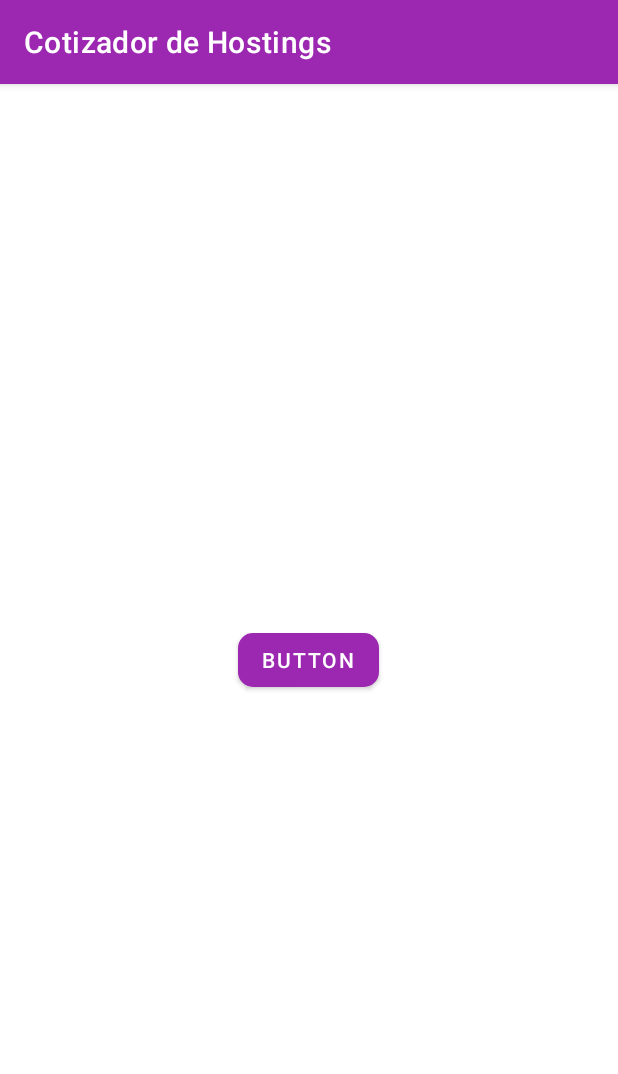
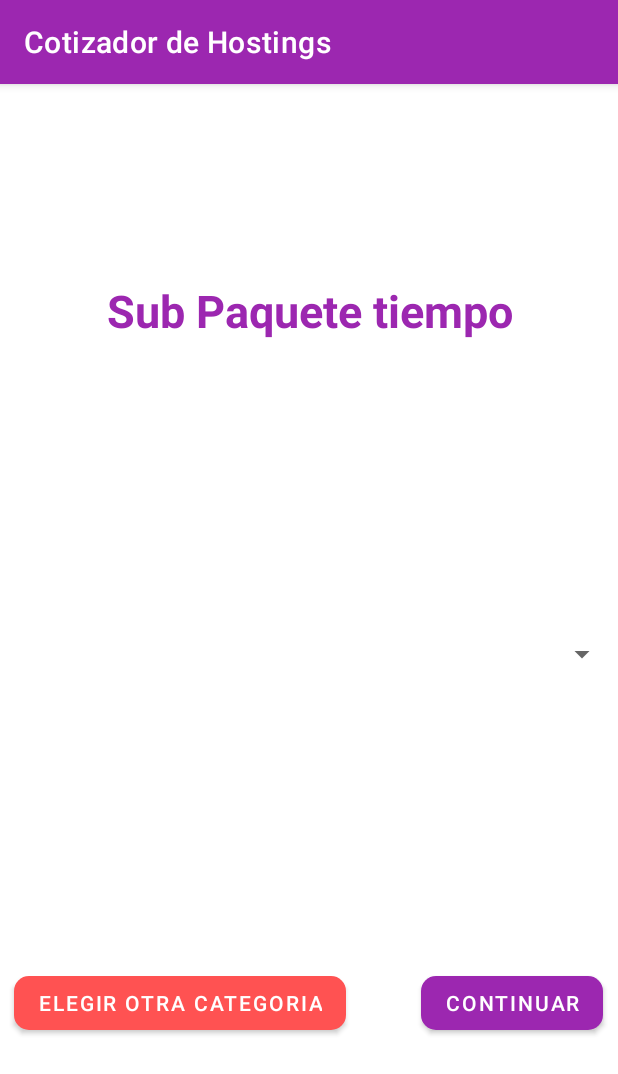
Before and after one commit to Macover/cotizadorApp, an Android app: the subPaquetesTiempo screen opened directly, with no data from a screen before it, on a phone screen of 412 x 824 dp. Shown: the top 1074 px of the screen. Run offline under Robolectric (Android 15) with nearby library versions, the phone set to English and light mode, and no system bars; Roboto replaces fonts that are not available here.

Commit message:
vista paquetes de tiempo añadida

```diff
--- a/app/src/main/res/layout/activity_sub_paquetes_tiempo.xml
+++ b/app/src/main/res/layout/activity_sub_paquetes_tiempo.xml
@@ -4,14 +4,66 @@
     xmlns:tools="http://schemas.android.com/tools"
     android:layout_width="match_parent"
     android:layout_height="match_parent"
+    android:orientation="vertical"
     android:gravity="center"
     tools:context=".subPaquetesTiempo">
 
-    <Button
-        android:id="@+id/button"
-        android:layout_width="wrap_content"
+    <LinearLayout
+        android:layout_width="match_parent"
         android:layout_height="wrap_content"
-        android:text="Button"
-        tools:layout_editor_absoluteX="139dp"
-        tools:layout_editor_absoluteY="397dp" />
+        android:layout_weight="2"
+        android:gravity="center"
+        android:orientation="vertical">
+
+        <TextView
+            android:id="@+id/tituloSubPaqueteTiempo"
+            style="@style/customTitleTextView"
+            android:layout_width="match_parent"
+            android:layout_height="wrap_content"
+            android:text="Sub Paquete tiempo" />
+    </LinearLayout>
+
+    <LinearLayout
+        android:layout_width="match_parent"
+        android:layout_height="wrap_content"
+        android:layout_weight="1"
+        android:gravity="center"
+        android:orientation="vertical">
+
+        <Spinner
+            android:id="@+id/spinnerTiempo"
+            android:layout_width="match_parent"
+            android:layout_height="wrap_content"
+            />
+
+    </LinearLayout>
+
+    <LinearLayout
+        android:layout_width="match_parent"
+        android:layout_height="wrap_content"
+        android:layout_gravity="center"
+        android:layout_weight="2"
+        android:gravity="center"
+        android:orientation="horizontal">
+
+        <Button
+            android:id="@+id/otraCateTiempo"
+            style="@style/customButtonSecondary"
+            android:layout_width="wrap_content"
+            android:layout_height="wrap_content"
+            android:layout_gravity="center_vertical"
+            android:text="Elegir otra categoria" />
+
+        <Space
+            android:layout_width="50dp"
+            android:layout_height="wrap_content" />
+
+        <Button
+            android:id="@+id/btnContinuarTiempo"
+            style="@style/customButtonPrimary"
+            android:layout_width="wrap_content"
+            android:layout_height="wrap_content"
+            android:layout_gravity="center_vertical"
+            android:text="Continuar" />
+    </LinearLayout>
 </LinearLayout>
```
